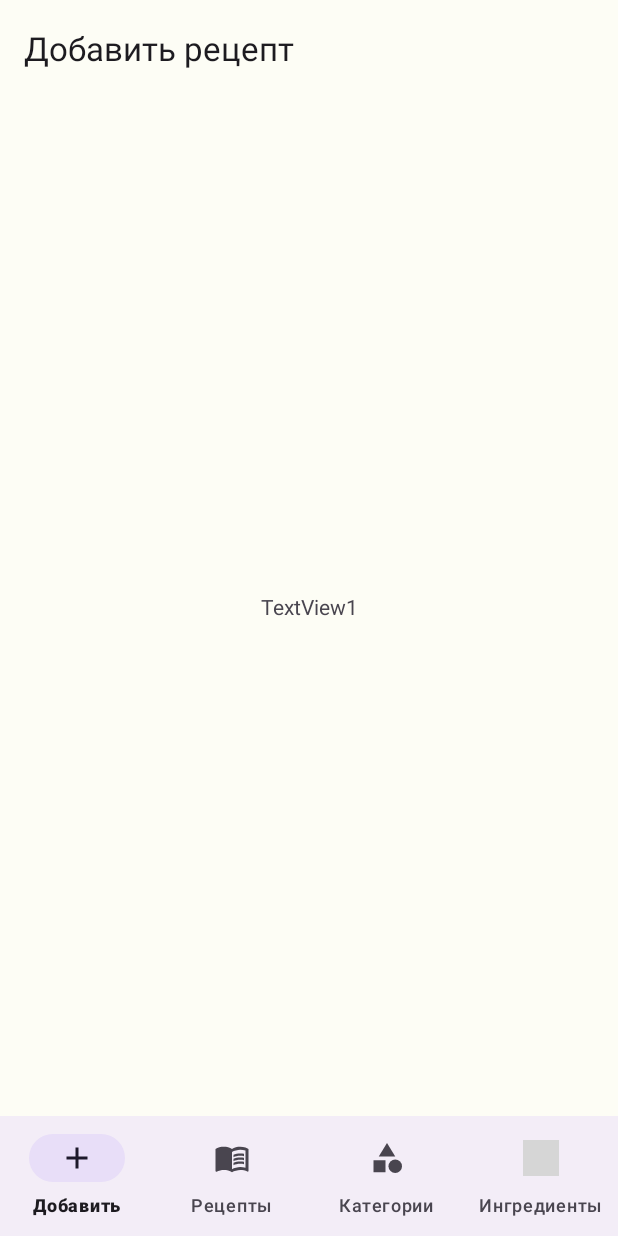
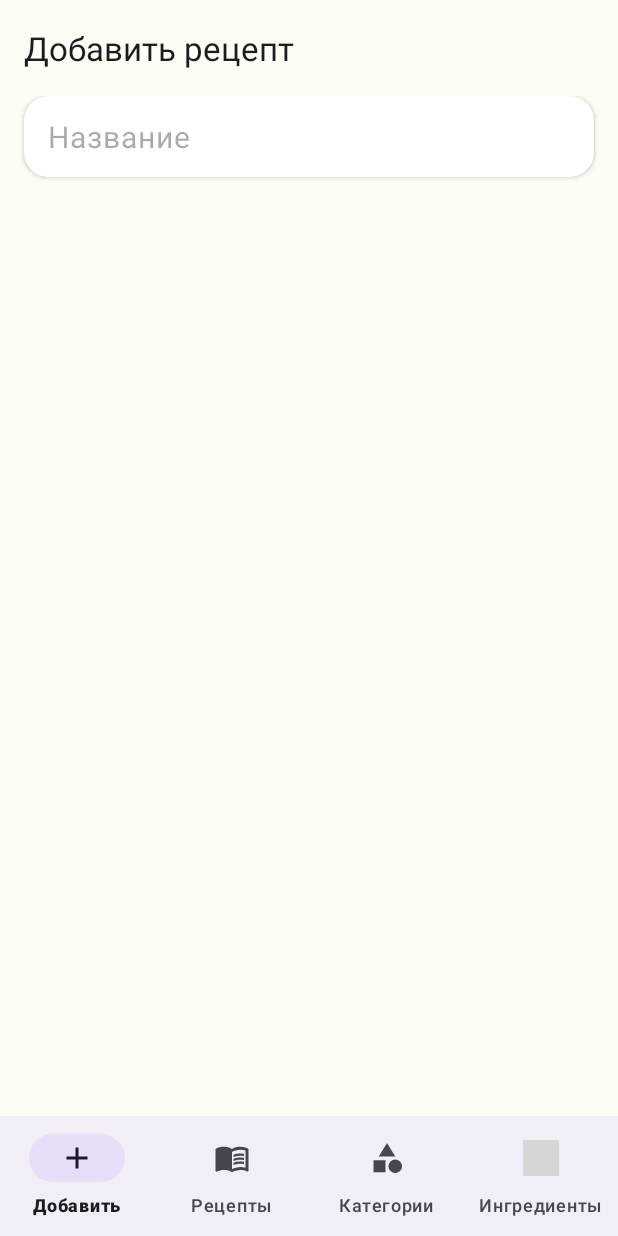
Before and after one commit to lnoxxx/BookOfRecipes, an Android app: the screen it shows after launch (MainActivity), on a phone screen of 412 x 824 dp. Run offline under Robolectric (Android 15) with nearby library versions, the light colour scheme and no system bars; our stand-ins replace Room's generated code, navigation-ui; grey boxes are pictures that could not be loaded.

Commit message:
Update fragment_add.xml

```diff
--- a/app/src/main/res/layout/fragment_add.xml
+++ b/app/src/main/res/layout/fragment_add.xml
@@ -1,18 +1,33 @@
 <?xml version="1.0" encoding="utf-8"?>
-<androidx.constraintlayout.widget.ConstraintLayout xmlns:android="http://schemas.android.com/apk/res/android"
+<LinearLayout xmlns:android="http://schemas.android.com/apk/res/android"
     xmlns:app="http://schemas.android.com/apk/res-auto"
     xmlns:tools="http://schemas.android.com/tools"
     android:layout_width="match_parent"
     android:layout_height="match_parent"
+    android:orientation="vertical"
     tools:context=".fragmenst.AddFragment">
 
-    <TextView
-        android:id="@+id/textView2"
-        android:layout_width="wrap_content"
+    <androidx.cardview.widget.CardView
+        android:layout_width="match_parent"
         android:layout_height="wrap_content"
-        android:text="TextView1"
-        app:layout_constraintBottom_toBottomOf="parent"
-        app:layout_constraintEnd_toEndOf="parent"
-        app:layout_constraintStart_toStartOf="parent"
-        app:layout_constraintTop_toTopOf="parent" />
-</androidx.constraintlayout.widget.ConstraintLayout>
+        android:layout_marginHorizontal="16dp"
+        app:cardCornerRadius="16dp">
+
+        <EditText
+            android:id="@+id/editTextText"
+            style="@style/Widget.Material3.TextInputEditText.OutlinedBox.Dense"
+            android:layout_width="match_parent"
+            android:layout_height="wrap_content"
+            android:ems="10"
+            android:hint="Название"
+            android:inputType="text|textAutoComplete|textCapSentences"
+            android:textSize="20sp" />
+
+    </androidx.cardview.widget.CardView>
+
+    <androidx.recyclerview.widget.RecyclerView
+        android:id="@+id/choseCategoryRV"
+        android:layout_width="match_parent"
+        android:layout_height="match_parent" />
+
+</LinearLayout>
```
